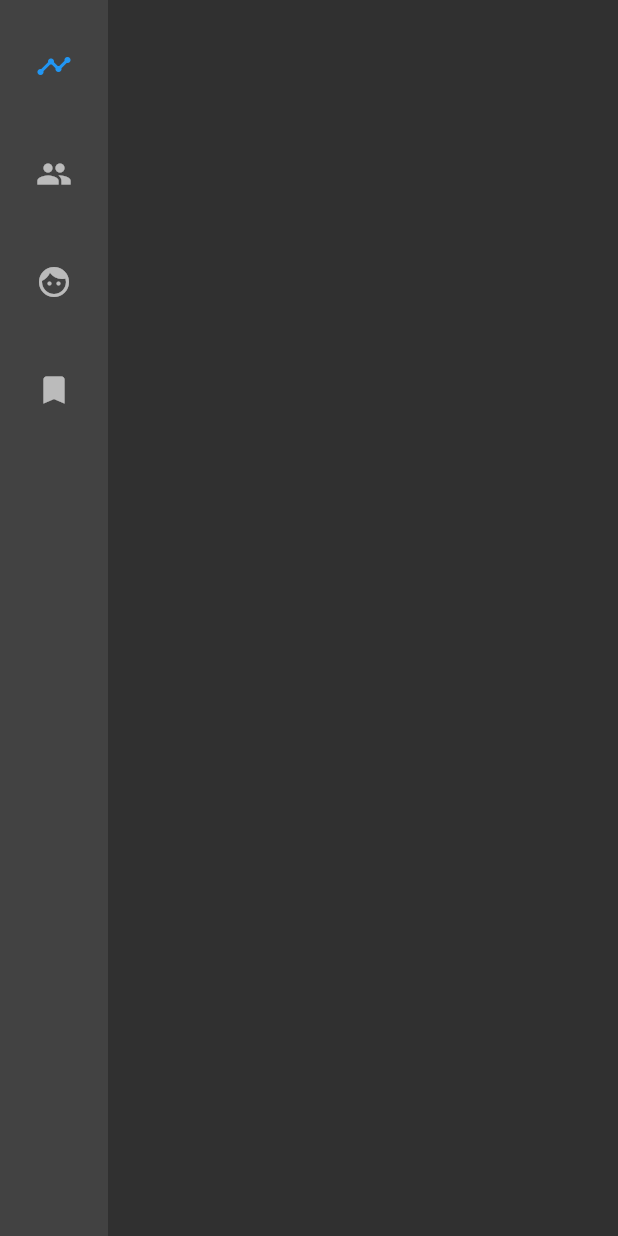
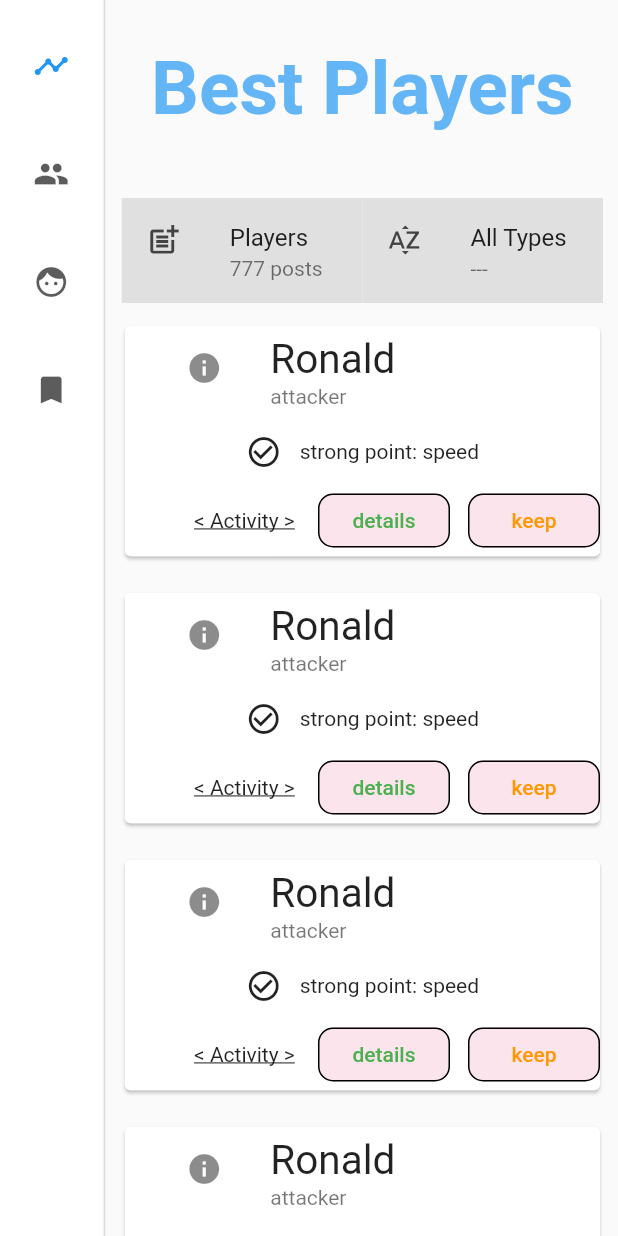
Before and after one commit to RYgithub1/faui_admin_mobile, a Flutter app: the screen it shows after launch, on a phone screen of 412 x 824 dp. Run offline on Flutter 3.47's test engine with Material 2 defaults, Android fonts, the phone set to English and light mode, and no system bars.

Commit message:
add_MainPost

```diff
--- a/lib/home_page.dart
+++ b/lib/home_page.dart
@@ -1,4 +1,6 @@
 import 'package:flutter/material.dart';
+import 'side_navigation.dart';
+import 'main_post.dart';
 
 
 
@@ -11,53 +13,16 @@ class HomePage extends StatefulWidget {
 
 
 class _HomePageState extends State<HomePage> {
-  int _selectedIndex = 0;
-
   @override
   Widget build(BuildContext context) {
     return Scaffold(
-      // appBar: AppBar(),
       body: Row(
         children: <Widget>[
-          /// [NavigationRail]
-          NavigationRail(
-            selectedIndex: _selectedIndex,
-            onDestinationSelected: (int indexNumber){
-              setState(() {
-                _selectedIndex =indexNumber;
-              });
-            },
-            destinations: [
-              NavigationRailDestination(
-                icon: Icon(Icons.thumbs_up_down),
-                selectedIcon: Icon(Icons.timeline),  // 選択時のicon変更
-                label: Text("Thums"),
-              ),
-              NavigationRailDestination(
-                icon: Icon(Icons.people),
-                selectedIcon: Icon(Icons.people_outline),
-                label: Text("People"),
-              ),
-              NavigationRailDestination(
-                icon: Icon(Icons.face),
-                selectedIcon: Icon(Icons.face_retouching_natural),
-                label: Text("Face"),
-              ),
-              NavigationRailDestination(
-                icon: Icon(Icons.bookmark),
-                selectedIcon: Icon(Icons.book),
-                label: Text("BookMark"),
-              ),
-            ],
-
-
-          )
-          /// [Main]
-
+          Expanded(flex:1, child: SideNavigation()), /// [NavigationRail]
+          VerticalDivider(thickness: 1, width: 3),  // 境界縦線VerticalDivider
+          Expanded(flex:5, child: MainPost()), /// [Main]
         ]
       )
-
-
     );
   }
 }
--- a/lib/main.dart
+++ b/lib/main.dart
@@ -11,7 +11,7 @@ class MyApp extends StatelessWidget {
     return MaterialApp(
       debugShowCheckedModeBanner: false,
       title: "admin_mobile",
-      theme: ThemeData.dark(),
+      // theme: ThemeData.dark(),
       home: HomePage(),
 
     );
--- /dev/null
+++ b/lib/main_post.dart
@@ -0,0 +1,28 @@
+import 'package:flutter/material.dart';
+import 'post_app.dart';
+import 'post_header.dart';
+import 'post_body.dart';
+
+
+
+/// [MainPost -> PostHeader && PostBody]
+class MainPost extends StatefulWidget {
+  @override
+  _MainPostState createState() => _MainPostState();
+}
+
+
+
+class _MainPostState extends State<MainPost> {
+  @override
+  Widget build(BuildContext context) {
+    return Column(
+      // mainAxisSize: MainAxisSize.max,
+      children: [
+        PostApp(),
+        PostHeader(),
+        PostBody(),
+      ],
+    );
+  }
+}
--- /dev/null
+++ b/lib/post_app.dart
@@ -0,0 +1,21 @@
+import 'package:flutter/material.dart';
+
+
+class PostApp extends StatelessWidget {
+  @override
+  Widget build(BuildContext context) {
+    return Padding(
+      padding: const EdgeInsets.only(top: 30.0),
+      child: Center(
+        child: Text(
+          "Best Players",
+          style: TextStyle(
+            fontSize: 50.0,
+            fontWeight: FontWeight.bold,
+            color: Colors.blue[300],
+          ),
+        ),
+      ),
+    );
+  }
+}
--- /dev/null
+++ b/lib/post_body.dart
@@ -0,0 +1,20 @@
+import 'package:flutter/material.dart';
+
+import 'post_one.dart';
+
+
+class PostBody extends StatelessWidget {
+  @override
+  Widget build(BuildContext context) {
+    return Expanded(
+      child: ListView(
+        children: [
+          PostOne(),
+          PostOne(),
+          PostOne(),
+          PostOne(),
+        ],
+      ),
+    );
+  }
+}
--- /dev/null
+++ b/lib/post_header.dart
@@ -0,0 +1,44 @@
+import 'package:flutter/material.dart';
+
+
+
+class PostHeader extends StatelessWidget {
+  @override
+  Widget build(BuildContext context) {
+    return Container(
+      margin: EdgeInsets.only(top: 40.0),
+      padding: EdgeInsets.symmetric(horizontal: 10.0, vertical: 3.0),
+      child: SizedBox(
+        width: double.infinity,
+        height: 70.0,
+
+        child: Row(
+          children: [
+            Expanded(  // for sizeConstaraints
+              flex: 1,
+              child: ClipOval(
+                child: ListTile(
+                  tileColor: Colors.grey[300],
+                  leading: Icon(Icons.post_add, color: Colors.grey[800],),
+                  title: Text("Players"),
+                  subtitle: Text("777 posts"),
+                ),
+              ),
+            ),
+            Expanded(
+              flex:1,
+              child: ClipOval(
+                child: ListTile(
+                  tileColor: Colors.grey[300],
+                  leading: Icon(Icons.sort_by_alpha, color: Colors.grey[800],),
+                  title: Text("All Types"),
+                  subtitle: Text("---"),
+                ),
+              ),
+            ),
+          ],
+        ),
+      ),
+    );
+  }
+}
--- /dev/null
+++ b/lib/post_one.dart
@@ -0,0 +1,76 @@
+import 'package:flutter/material.dart';
+
+
+
+class PostOne extends StatefulWidget {
+  @override
+  _PostOneState createState() => _PostOneState();
+}
+
+
+
+class _PostOneState extends State<PostOne> {
+  @override
+  Widget build(BuildContext context) {
+    return Padding(
+      padding: const EdgeInsets.all(8.0),
+      child: Card(
+        child: Column(
+          children: <Widget>[
+            Padding(
+              padding: const EdgeInsets.symmetric(horizontal: 25.0),
+              child: ListTile(   /// [START:ListTile]
+                leading: Icon(Icons.info),
+                title: Text("Ronald", style: TextStyle(fontSize: 27.0),),
+                subtitle: Text("attacker"),
+              ),
+            ),
+            Padding(
+              padding: const EdgeInsets.symmetric(horizontal: 10.0),
+              child: Row(  /// [START:Row]
+                mainAxisAlignment: MainAxisAlignment.center,
+                children: [
+                  Icon(Icons.check_circle_outline),
+                  SizedBox(width: 12.0),
+                  Text("strong point: speed"),
+                ],
+              ),
+            ),
+            SizedBox(height: 10.0),
+            Row(/// [START:Row]
+            mainAxisAlignment: MainAxisAlignment.end,
+              children: [
+                Text(
+                  "< Activity > ",
+                  style: TextStyle(
+                    decoration: TextDecoration.underline,
+                  ),
+                ),
+                SizedBox(width: 12.0),
+                FlatButton(
+                  onPressed: (){},
+                  child: Text("details"),
+                  textColor: Colors.green,
+                  color: Colors.pink[50],
+                  shape: OutlineInputBorder(
+                    borderRadius: BorderRadius.all(Radius.circular(10.0)),
+                  ),
+                ),
+                SizedBox(width: 12.0),
+                FlatButton(
+                  onPressed: (){},
+                  child: Text("keep"),
+                  textColor: Colors.orange,
+                  color: Colors.pink[50],
+                  shape: OutlineInputBorder(
+                    borderRadius: BorderRadius.all(Radius.circular(10.0)),
+                  ),
+                ),
+              ]
+            )
+          ],
+        ),
+      ),
+    );
+  }
+}
--- /dev/null
+++ b/lib/side_navigation.dart
@@ -0,0 +1,48 @@
+import 'package:flutter/material.dart';
+
+
+
+class SideNavigation extends StatefulWidget {
+  @override
+  _SideNavigationState createState() => _SideNavigationState();
+}
+
+
+
+class _SideNavigationState extends State<SideNavigation> {
+  var _selectedIndex = 0;
+
+  @override
+  Widget build(BuildContext context) {
+    return NavigationRail(
+      selectedIndex: _selectedIndex,
+      onDestinationSelected: (int indexNumber){
+        setState(() {
+          _selectedIndex =indexNumber;
+        });
+      },
+      destinations: [
+        NavigationRailDestination(
+          icon: Icon(Icons.thumbs_up_down),
+          selectedIcon: Icon(Icons.timeline),  // 選択時のicon変更
+          label: Text("Thums"),
+        ),
+        NavigationRailDestination(
+          icon: Icon(Icons.people),
+          selectedIcon: Icon(Icons.people_outline),
+          label: Text("People"),
+        ),
+        NavigationRailDestination(
+          icon: Icon(Icons.face),
+          selectedIcon: Icon(Icons.face_retouching_natural),
+          label: Text("Face"),
+        ),
+        NavigationRailDestination(
+          icon: Icon(Icons.bookmark),
+          selectedIcon: Icon(Icons.book),
+          label: Text("BookMark"),
+        ),
+      ],
+    );
+  }
+}
```
Also changed, not shown: 1 other file.
